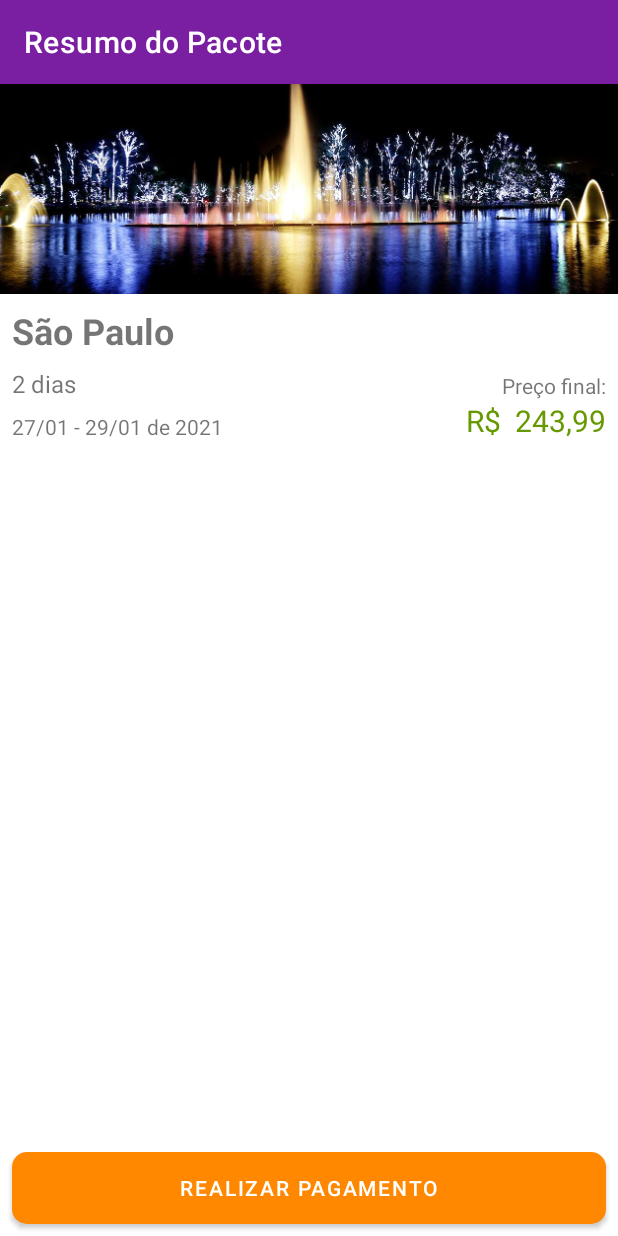
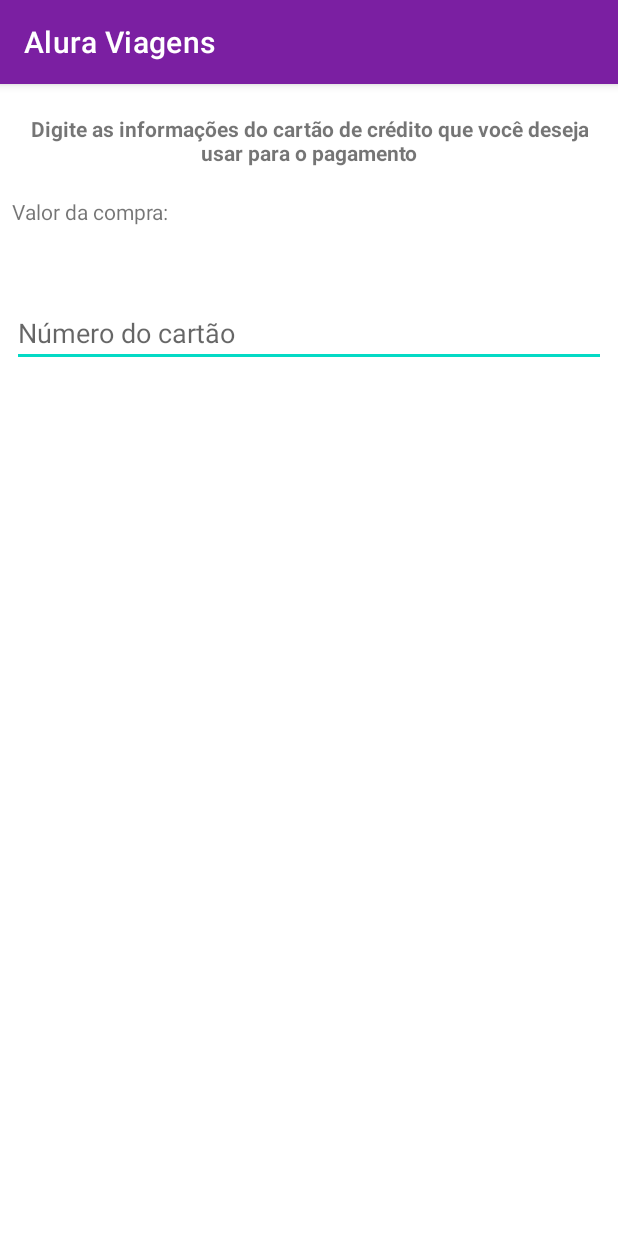
Before and after one commit to leandroalsilva/Alura_Android_Parte_V, an Android app: the screen it shows after launch (ResumoPacoteActivity before the commit, PagamentoActivity after it), on a phone screen of 412 x 824 dp. Run offline under Robolectric (Android 15) with nearby library versions, the phone set to English and light mode, and no system bars.

Commit message:
Criando activity de pagamento

```diff
--- a/app/src/main/AndroidManifest.xml
+++ b/app/src/main/AndroidManifest.xml
@@ -9,7 +9,8 @@
         android:roundIcon="@mipmap/ic_launcher_round"
         android:supportsRtl="true"
         android:theme="@style/Theme.AluraViagens">
-        <activity android:name=".ui.activity.ResumoPacoteActivity"></activity>
+        <activity android:name=".ui.activity.PagamentoActivity"></activity>
+        <activity android:name=".ui.activity.ResumoPacoteActivity" />
         <activity android:name=".ui.activity.ListaPacotesActivity">
             <intent-filter>
                 <action android:name="android.intent.action.MAIN" />
--- /dev/null
+++ b/app/src/main/java/com/example/aluraviagens/ui/activity/PagamentoActivity.java
@@ -0,0 +1,16 @@
+package com.example.aluraviagens.ui.activity;
+
+import androidx.appcompat.app.AppCompatActivity;
+
+import android.os.Bundle;
+
+import com.example.aluraviagens.R;
+
+public class PagamentoActivity extends AppCompatActivity {
+
+    @Override
+    protected void onCreate(Bundle savedInstanceState) {
+        super.onCreate(savedInstanceState);
+        setContentView(R.layout.activity_pagamento);
+    }
+}
--- a/app/src/main/java/com/example/aluraviagens/ui/activity/ResumoPacoteActivity.java
+++ b/app/src/main/java/com/example/aluraviagens/ui/activity/ResumoPacoteActivity.java
@@ -2,6 +2,7 @@ package com.example.aluraviagens.ui.activity;
 
 import androidx.appcompat.app.AppCompatActivity;
 
+import android.content.Intent;
 import android.graphics.drawable.Drawable;
 import android.media.Image;
 import android.os.Bundle;
@@ -42,6 +43,9 @@ public class ResumoPacoteActivity extends AppCompatActivity {
         mostraPreco(pacoteSaoPaulo);
 
         mostraData(pacoteSaoPaulo);
+
+        Intent intent = new Intent(this, PagamentoActivity.class);
+        startActivity(intent);
     }
 
     private void mostraData(Pacote pacote) {
--- /dev/null
+++ b/app/src/main/res/layout/activity_pagamento.xml
@@ -0,0 +1,58 @@
+<?xml version="1.0" encoding="utf-8"?>
+<androidx.constraintlayout.widget.ConstraintLayout xmlns:android="http://schemas.android.com/apk/res/android"
+    xmlns:app="http://schemas.android.com/apk/res-auto"
+    xmlns:tools="http://schemas.android.com/tools"
+    android:layout_width="match_parent"
+    android:layout_height="match_parent"
+    tools:context=".ui.activity.PagamentoActivity">
+
+    <TextView
+        android:id="@+id/textView"
+        android:layout_width="0dp"
+        android:layout_height="wrap_content"
+        android:layout_marginStart="20dp"
+        android:layout_marginTop="20dp"
+        android:layout_marginEnd="20dp"
+        android:text="Digite as informações do cartão de crédito que você deseja usar para o pagamento"
+        android:textAlignment="center"
+        android:textStyle="bold"
+        app:layout_constraintEnd_toEndOf="parent"
+        app:layout_constraintHorizontal_bias="0.0"
+        app:layout_constraintStart_toStartOf="parent"
+        app:layout_constraintTop_toTopOf="parent" />
+
+    <TextView
+        android:id="@+id/textView2"
+        android:layout_width="wrap_content"
+        android:layout_height="wrap_content"
+        android:layout_marginStart="8dp"
+        android:layout_marginTop="20dp"
+        android:text="Valor da compra:"
+        app:layout_constraintStart_toStartOf="parent"
+        app:layout_constraintTop_toBottomOf="@+id/textView" />
+
+    <TextView
+        android:id="@+id/textView3"
+        android:layout_width="wrap_content"
+        android:layout_height="wrap_content"
+        android:layout_marginTop="8dp"
+        android:textColor="@android:color/holo_green_dark"
+        android:textSize="24sp"
+        app:layout_constraintStart_toStartOf="@+id/textView2"
+        app:layout_constraintTop_toBottomOf="@+id/textView2"
+        tools:text="R$ 421, 50" />
+
+    <EditText
+        android:id="@+id/editTextTextPersonName"
+        android:layout_width="0dp"
+        android:layout_height="wrap_content"
+        android:layout_marginStart="8dp"
+        android:layout_marginTop="8dp"
+        android:layout_marginEnd="8dp"
+        android:hint="Número do cartão"
+        android:maxLength="12"
+        android:inputType="number"
+        app:layout_constraintEnd_toEndOf="parent"
+        app:layout_constraintStart_toStartOf="parent"
+        app:layout_constraintTop_toBottomOf="@+id/textView3" />
+</androidx.constraintlayout.widget.ConstraintLayout>
```
